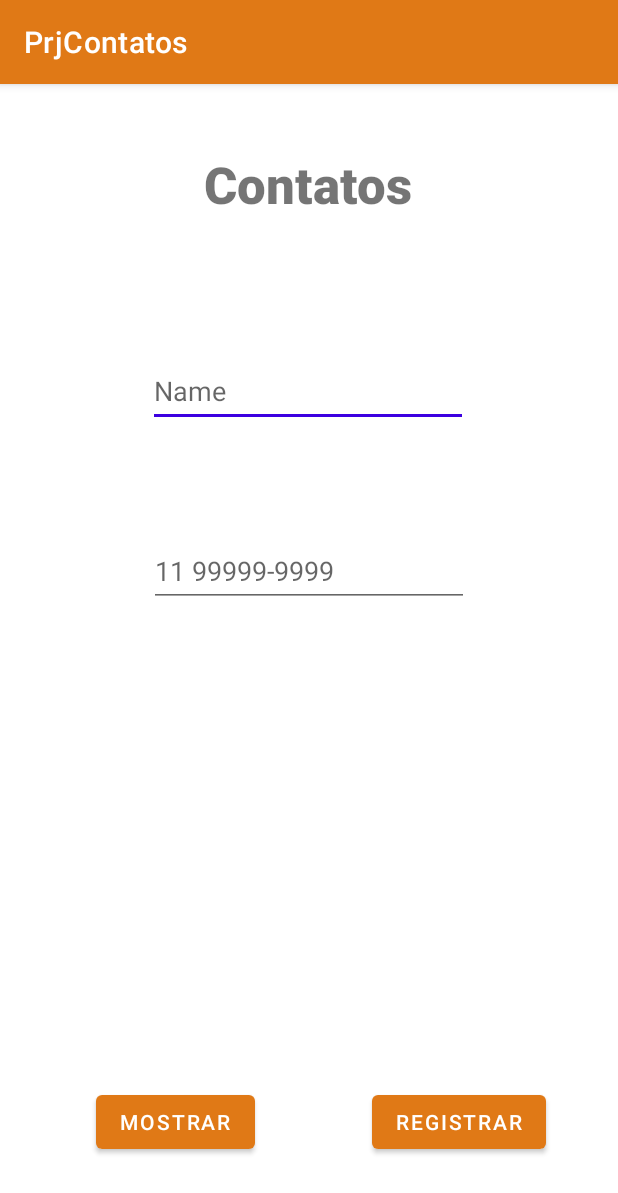
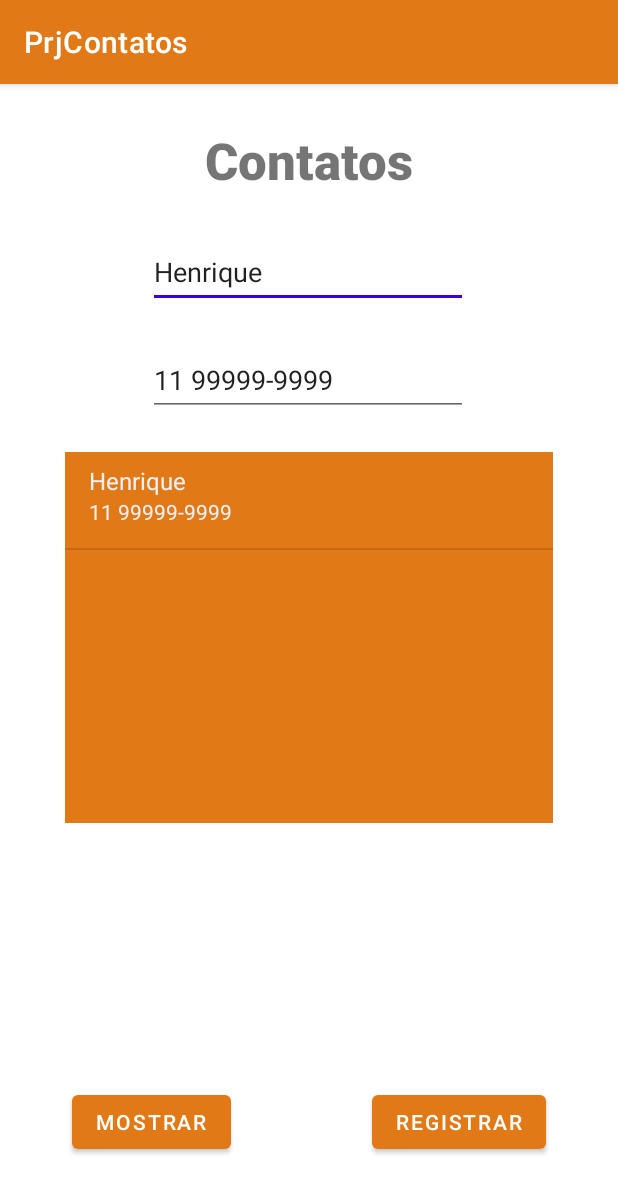
Before and after one commit to HenriquePinheiro12/android-contacts, an Android app: the screen it shows after launch (MainActivity), after a tap on "MOSTRAR", on a phone screen of 412 x 824 dp. Shown: the top 1193 px of the screen. Run offline under Robolectric (Android 15) with nearby library versions, the phone set to English and light mode, and no system bars.

Commit message:
project done

```diff
--- a/app/src/main/java/com/example/prjcontatos/MainActivity.java
+++ b/app/src/main/java/com/example/prjcontatos/MainActivity.java
@@ -3,23 +3,28 @@ package com.example.prjcontatos;
 import androidx.appcompat.app.AppCompatActivity;
 
 import android.view.View;
+import android.widget.Adapter;
 import android.widget.Button;
 import android.widget.EditText;
 import android.os.Bundle;
 import android.widget.ListView;
+import android.widget.SimpleAdapter;
 import android.widget.TextView;
 import android.widget.Toast;
 
 import java.util.ArrayList;
+import java.util.HashMap;
 import java.util.List;
+import java.util.Map;
 
 public class MainActivity extends AppCompatActivity {
 
     Button registerBtn, getContactBtn;
     EditText nameInput, phoneInput;
     ListView listView;
-    ArrayList<Contact> contactList = new ArrayList<Contact>();
-    int counter = 0;
+
+    ArrayList<HashMap<String, String>> contactList = new ArrayList<>();
+
 
     @Override
     protected void onCreate(Bundle savedInstanceState) {
@@ -38,22 +43,22 @@ public class MainActivity extends AppCompatActivity {
                 String name = nameInput.getText().toString();
                 String phone = phoneInput.getText().toString();
 
-                Contact c = new Contact(name, phone);
-                contactList.add(c);
+                HashMap<String, String> contact = new HashMap<>();
+                contact.put("name", name);
+                contact.put("phone", phone);
+                contactList.add(contact);
             }
         });
 
         getContactBtn.setOnClickListener(new View.OnClickListener() {
             @Override
             public void onClick(View view) {
-                listView.removeAllViews();
-                for (int i = 0; i<contactList.size(); i++){
-                    TextView t = new TextView(getBaseContext());
-                    Contact c = contactList.get(i);
-                    t.setText(c.getName()+ ": "+c.getPhone());
+                int layout = android.R.layout.simple_list_item_2;
+                String[] from = new String[] { "name", "phone" };
+                int[] to = new int[] { android.R.id.text1,  android.R.id.text2 };
 
-                    listView.addView(t);
-                }
+                SimpleAdapter adapter = new SimpleAdapter(getBaseContext(), contactList, layout, from, to);
+                listView.setAdapter(adapter);
             }
         });
     }
--- a/app/src/main/res/layout/activity_main.xml
+++ b/app/src/main/res/layout/activity_main.xml
@@ -10,12 +10,13 @@
         android:id="@+id/nameInput"
         android:layout_width="wrap_content"
         android:layout_height="wrap_content"
-        android:layout_marginTop="91dp"
+        android:layout_marginTop="28dp"
         android:height="48dp"
         android:ems="10"
         android:hint="Name"
         android:inputType="textPersonName"
         android:minHeight="48dp"
+        android:text="Henrique"
         app:layout_constraintEnd_toEndOf="parent"
         app:layout_constraintHorizontal_bias="0.497"
         app:layout_constraintStart_toStartOf="parent"
@@ -25,12 +26,14 @@
         android:id="@+id/phoneInput"
         android:layout_width="wrap_content"
         android:layout_height="wrap_content"
-        android:layout_marginTop="72dp"
+        android:layout_marginTop="24dp"
         android:ems="10"
         android:hint="11 99999-9999"
         android:inputType="phone"
         android:minHeight="48dp"
+        android:text="11 99999-9999"
         app:layout_constraintEnd_toEndOf="parent"
+        app:layout_constraintHorizontal_bias="0.497"
         app:layout_constraintStart_toStartOf="parent"
         app:layout_constraintTop_toBottomOf="@+id/nameInput" />
 
@@ -48,7 +51,7 @@
         android:id="@+id/getContactBtn"
         android:layout_width="wrap_content"
         android:layout_height="wrap_content"
-        android:layout_marginStart="64dp"
+        android:layout_marginStart="48dp"
         android:layout_marginBottom="52dp"
         android:text="Mostrar"
         app:layout_constraintBottom_toBottomOf="parent"
@@ -58,21 +61,22 @@
         android:id="@+id/textView"
         android:layout_width="wrap_content"
         android:layout_height="wrap_content"
-        android:layout_marginTop="44dp"
+        android:layout_marginTop="28dp"
         android:fontFamily="sans-serif-medium"
         android:text="Contatos"
         android:textSize="34sp"
         android:textStyle="bold"
         app:layout_constraintEnd_toEndOf="parent"
-        app:layout_constraintHorizontal_bias="0.498"
         app:layout_constraintStart_toStartOf="parent"
         app:layout_constraintTop_toTopOf="parent" />
 
     <ListView
         android:id="@+id/listView"
-        android:layout_width="319dp"
-        android:layout_height="118dp"
+        style="@android:style/Widget.Material.Light.ListView"
+        android:layout_width="325dp"
+        android:layout_height="247dp"
         android:layout_marginTop="24dp"
+        android:background="@color/orange_1"
         app:layout_constraintEnd_toEndOf="parent"
         app:layout_constraintStart_toStartOf="parent"
         app:layout_constraintTop_toBottomOf="@+id/phoneInput" />
```
